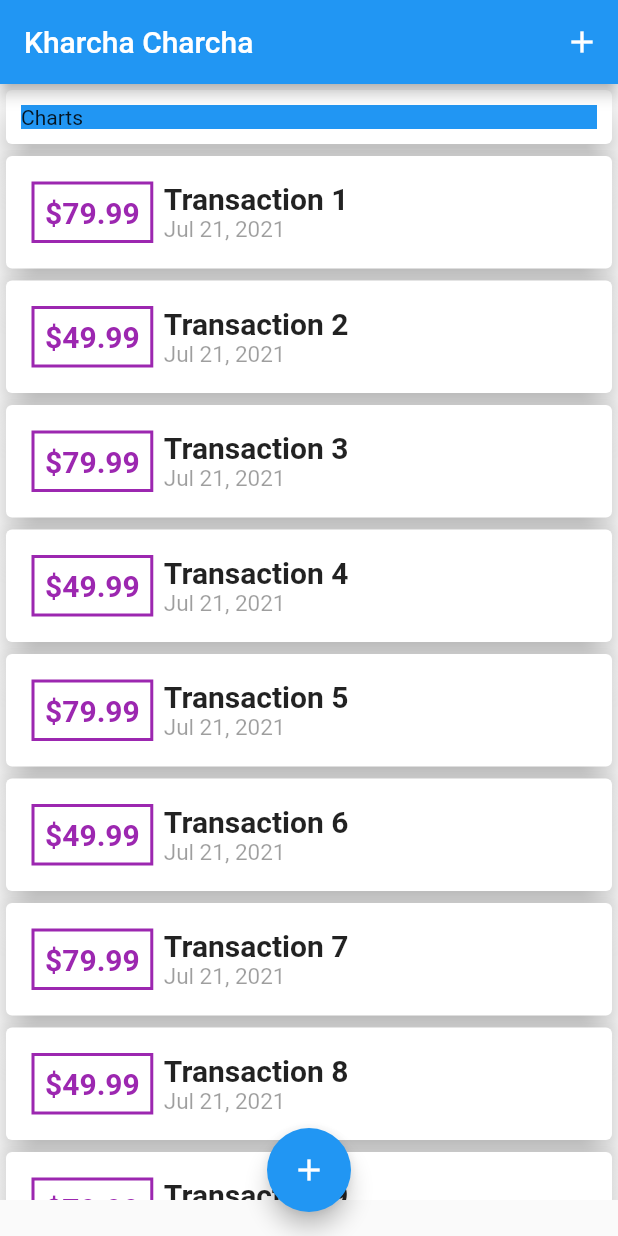
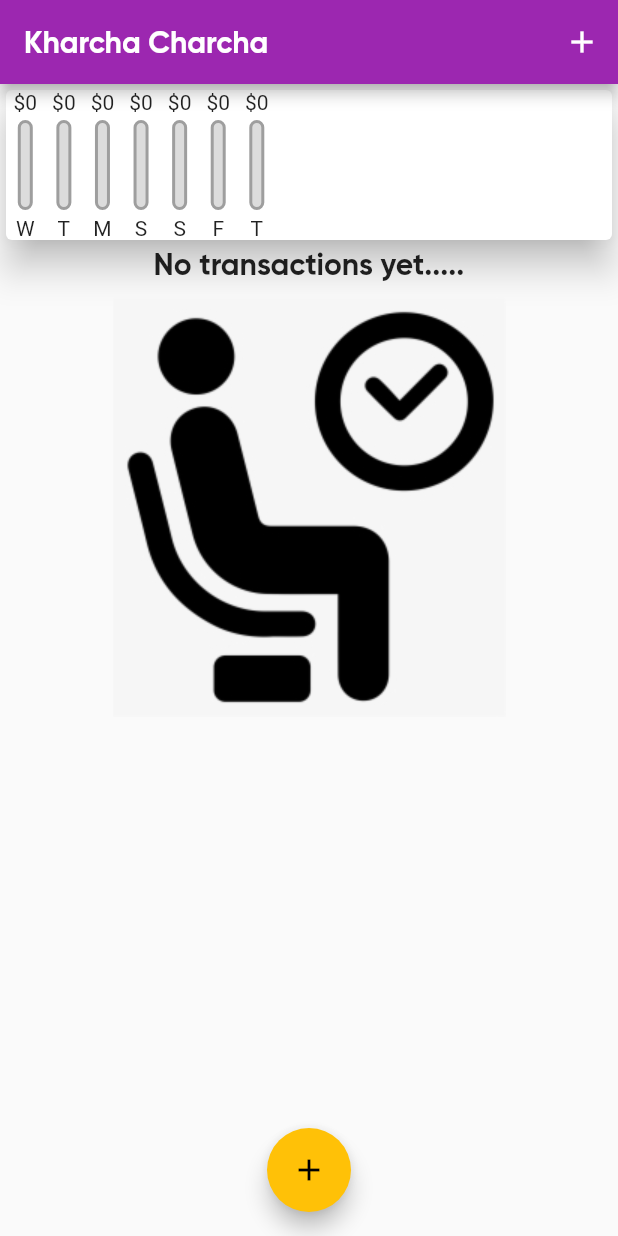
Before and after one commit to crew-guy/expense_planner, a Flutter app: the screen it shows after launch, on a phone screen of 412 x 824 dp. Run offline on Flutter 3.47's test engine with Material 2 defaults, Android fonts, the phone set to English and light mode, and no system bars.

Commit message:
working chart bars

```diff
--- a/lib/main.dart
+++ b/lib/main.dart
@@ -1,4 +1,5 @@
-import 'package:expense_planner/transaction.dart';
+import 'package:expense_planner/models/transaction.dart';
+import 'package:expense_planner/widgets/chart.dart';
 import 'package:expense_planner/widgets/new_transaction.dart';
 import 'package:expense_planner/widgets/transaction_list.dart';
 import 'package:flutter/material.dart';
@@ -13,7 +14,19 @@ class MyApp extends StatelessWidget {
     return MaterialApp(
       title: 'Expense Tracker',
       theme: ThemeData(
-        primarySwatch: Colors.blue,
+        primarySwatch: Colors.purple,
+        accentColor: Colors.amber,
+        fontFamily: 'Circular-Std-Book',
+        textTheme: ThemeData.light()
+            .textTheme
+            .copyWith(title: TextStyle(fontFamily: 'Gilroy', fontSize: 20)),
+        appBarTheme: AppBarTheme(
+            textTheme: ThemeData.light().textTheme.copyWith(
+                  title: TextStyle(
+                    fontFamily: 'Gilroy',
+                    fontSize: 20,
+                  ),
+                )),
       ),
       home: MyHomePage(),
     );
@@ -28,68 +41,14 @@ class MyHomePage extends StatefulWidget {
 }
 
 class _MyHomePageState extends State<MyHomePage> {
-  final List<Transaction> _userTransactions = [
-    Transaction(
-      id: '1',
-      title: 'Transaction 1',
-      amount: 79.99,
-      date: DateTime.now(),
-    ),
-    Transaction(
-      id: '2',
-      title: 'Transaction 2',
-      amount: 49.99,
-      date: DateTime.now(),
-    ),
-    Transaction(
-      id: '3',
-      title: 'Transaction 3',
-      amount: 79.99,
-      date: DateTime.now(),
-    ),
-    Transaction(
-      id: '4',
-      title: 'Transaction 4',
-      amount: 49.99,
-      date: DateTime.now(),
-    ),
-    Transaction(
-      id: '5',
-      title: 'Transaction 5',
-      amount: 79.99,
-      date: DateTime.now(),
-    ),
-    Transaction(
-      id: '6',
-      title: 'Transaction 6',
-      amount: 49.99,
-      date: DateTime.now(),
-    ),
-    Transaction(
-      id: '7',
-      title: 'Transaction 7',
-      amount: 79.99,
-      date: DateTime.now(),
-    ),
-    Transaction(
-      id: '8',
-      title: 'Transaction 8',
-      amount: 49.99,
-      date: DateTime.now(),
-    ),
-    Transaction(
-      id: '9',
-      title: 'Transaction 9',
-      amount: 79.99,
-      date: DateTime.now(),
-    ),
-    Transaction(
-      id: '10',
-      title: 'Transaction 10',
-      amount: 49.99,
-      date: DateTime.now(),
-    ),
-  ];
+  final List<Transaction> _userTransactions = [];
+
+  List<Transaction> get _recentTransactions {
+    return _userTransactions.where((tx) {
+      return tx.date.isAfter(DateTime.now().subtract(Duration(days: 7)));
+    }).toList();
+  }
+
   void _addNewTransaction(String txTitle, double txAmount) {
     final newTx = Transaction(
       id: DateTime.now().toString(),
@@ -119,7 +78,10 @@ class _MyHomePageState extends State<MyHomePage> {
   Widget build(BuildContext context) {
     return Scaffold(
       appBar: AppBar(
-        title: Text('Kharcha Charcha'),
+        title: Text(
+          'Kharcha Charcha',
+          style: TextStyle(fontFamily: 'Gilroy'),
+        ),
         actions: <Widget>[
           IconButton(
             icon: Icon(Icons.add),
@@ -130,17 +92,9 @@ class _MyHomePageState extends State<MyHomePage> {
       body: SingleChildScrollView(
         child: Column(
           mainAxisAlignment: MainAxisAlignment.center,
-          crossAxisAlignment: CrossAxisAlignment.end,
+          crossAxisAlignment: CrossAxisAlignment.center,
           children: <Widget>[
-            Card(
-              child: Container(
-                margin: EdgeInsets.all(10),
-                width: double.infinity,
-                color: Colors.blue,
-                child: Text('Charts'),
-              ),
-              elevation: 10,
-            ),
+            Chart(this._userTransactions),
             Column(
               children: <Widget>[
                 TransactionList(this._userTransactions),
--- /dev/null
+++ b/lib/widgets/chart.dart
@@ -0,0 +1,58 @@
+import 'package:expense_planner/widgets/chart_bar.dart';
+import 'package:flutter/material.dart';
+import 'package:intl/intl.dart';
+import '../models/transaction.dart';
+
+class Chart extends StatelessWidget {
+  final List<Transaction> recentTransactions;
+
+  Chart(this.recentTransactions);
+
+  List<Map<String, Object>> get groupedTransactionValues {
+    return List.generate(7, (index) {
+      final weekDay = DateTime.now().subtract(Duration(days: index));
+
+      double totalSum = 0;
+
+      for (var i = 0; i < recentTransactions.length; i++) {
+        if (recentTransactions[i].date.day == weekDay.day &&
+            recentTransactions[i].date.month == weekDay.month &&
+            recentTransactions[i].date.year == weekDay.year) {
+          totalSum += recentTransactions[i].amount;
+        }
+      }
+
+      return {
+        'day': DateFormat.E().format(weekDay).substring(0, 1),
+        'amount': totalSum
+      };
+    });
+  }
+
+  double get totalSpending {
+    return groupedTransactionValues.fold(0.0, (sum, item) {
+      return sum + (item['amount'] as double);
+    });
+  }
+
+  @override
+  Widget build(BuildContext context) {
+    print(groupedTransactionValues);
+    return Card(
+      elevation: 10,
+      child: Row(
+          children: groupedTransactionValues.map((data) {
+        return Column(
+          children: [
+            ChartBar(
+                data['day'] as String,
+                (data['amount'] as double),
+                totalSpending == 0.0
+                    ? 0.0
+                    : (data['amount'] as double) / totalSpending),
+          ],
+        );
+      }).toList()),
+    );
+  }
+}
--- /dev/null
+++ b/lib/widgets/chart_bar.dart
@@ -0,0 +1,44 @@
+import 'package:flutter/material.dart';
+
+class ChartBar extends StatelessWidget {
+  final String label;
+  final double spendingAmount;
+  final double spendingPctOfTotal;
+
+  ChartBar(this.label, this.spendingAmount, this.spendingPctOfTotal);
+
+  @override
+  Widget build(BuildContext context) {
+    return Container(
+      padding: EdgeInsets.fromLTRB(5, 0, 5, 0),
+      child: Column(children: [
+        Text('\$${spendingAmount.toStringAsFixed(0)}'),
+        SizedBox(height: 4),
+        Container(
+          height: 60,
+          width: 10,
+          child: Stack(children: [
+            Container(
+              decoration: BoxDecoration(
+                  color: Color.fromRGBO(220, 220, 220, 1),
+                  border: Border.all(color: Colors.grey, width: 2),
+                  borderRadius: BorderRadius.circular(10)),
+            ),
+            FractionallySizedBox(
+              heightFactor: this.spendingPctOfTotal,
+              child: Container(
+                decoration: BoxDecoration(
+                    color: Theme.of(context).primaryColor,
+                    borderRadius: BorderRadius.circular(10)),
+              ),
+            )
+          ]),
+        ),
+        SizedBox(
+          height: 4,
+        ),
+        Text('${label}')
+      ]),
+    );
+  }
+}
--- a/lib/widgets/transaction_list.dart
+++ b/lib/widgets/transaction_list.dart
@@ -1,5 +1,5 @@
 import 'package:flutter/material.dart';
-import 'package:expense_planner/transaction.dart';
+import 'package:expense_planner/models/transaction.dart';
 import 'package:intl/intl.dart';
 
 class TransactionList extends StatelessWidget {
@@ -10,7 +10,18 @@ class TransactionList extends StatelessWidget {
   Widget build(BuildContext context) {
     return Container(
       height: 700,
-      child: ListView.builder(
+      child: transactions.isEmpty
+          ? Column(
+              children: [
+                Text('No transactions yet.....',
+                    style: Theme.of(context).textTheme.title),
+                SizedBox(
+                  height: 10,
+                ),
+                Image.asset('assets/images/waiting.png')
+              ],
+            )
+          : ListView.builder(
               itemBuilder: (ctx, index) {
                 return Card(
                   elevation: 10,
@@ -37,13 +48,13 @@ class TransactionList extends StatelessWidget {
                           child: Column(
                             crossAxisAlignment: CrossAxisAlignment.start,
                             children: [
+                              Text(transactions[index].title.toString(),
+                                  // style: TextStyle(
+                                  //     fontSize: 20, fontWeight: FontWeight.bold),
+                                  style: Theme.of(context).textTheme.title),
                               Text(
-                          transactions[index].title.toString(),
-                          style: TextStyle(
-                              fontSize: 20, fontWeight: FontWeight.bold),
-                        ),
-                        Text(
-                          DateFormat.yMMMd().format(transactions[index].date),
+                                DateFormat.yMMMd()
+                                    .format(transactions[index].date),
                                 style: TextStyle(
                                   color: Colors.black38,
                                   fontSize: 15,
--- a/lib/widgets/user_transactions.dart
+++ b/lib/widgets/user_transactions.dart
@@ -1,95 +1,95 @@
-import 'package:expense_planner/transaction.dart';
-import 'package:expense_planner/widgets/new_transaction.dart';
-import 'package:expense_planner/widgets/transaction_list.dart';
-import 'package:flutter/material.dart';
+// import 'package:expense_planner/models/transaction.dart';
+// import 'package:expense_planner/widgets/new_transaction.dart';
+// import 'package:expense_planner/widgets/transaction_list.dart';
+// import 'package:flutter/material.dart';
 
-class UserTransactions extends StatefulWidget {
-  @override
-  _UserTransactionsState createState() => _UserTransactionsState();
-}
+// class UserTransactions extends StatefulWidget {
+//   @override
+//   _UserTransactionsState createState() => _UserTransactionsState();
+// }
 
-class _UserTransactionsState extends State<UserTransactions> {
-  final List<Transaction> _userTransactions = [
-    Transaction(
-      id: '1',
-      title: 'Transaction 1',
-      amount: 79.99,
-      date: DateTime.now(),
-    ),
-    Transaction(
-      id: '2',
-      title: 'Transaction 2',
-      amount: 49.99,
-      date: DateTime.now(),
-    ),
-    Transaction(
-      id: '3',
-      title: 'Transaction 3',
-      amount: 79.99,
-      date: DateTime.now(),
-    ),
-    Transaction(
-      id: '4',
-      title: 'Transaction 4',
-      amount: 49.99,
-      date: DateTime.now(),
-    ),
-    Transaction(
-      id: '5',
-      title: 'Transaction 5',
-      amount: 79.99,
-      date: DateTime.now(),
-    ),
-    Transaction(
-      id: '6',
-      title: 'Transaction 6',
-      amount: 49.99,
-      date: DateTime.now(),
-    ),
-    Transaction(
-      id: '7',
-      title: 'Transaction 7',
-      amount: 79.99,
-      date: DateTime.now(),
-    ),
-    Transaction(
-      id: '8',
-      title: 'Transaction 8',
-      amount: 49.99,
-      date: DateTime.now(),
-    ),
-    Transaction(
-      id: '9',
-      title: 'Transaction 9',
-      amount: 79.99,
-      date: DateTime.now(),
-    ),
-    Transaction(
-      id: '10',
-      title: 'Transaction 10',
-      amount: 49.99,
-      date: DateTime.now(),
-    ),
-  ];
-  void _addNewTransaction(String txTitle, double txAmount) {
-    final newTx = Transaction(
-      id: DateTime.now().toString(),
-      title: txTitle,
-      amount: txAmount,
-      date: DateTime.now(),
-    );
-    setState(() {
-      _userTransactions.add(newTx);
-    });
-  }
+// class _UserTransactionsState extends State<UserTransactions> {
+//   final List<Transaction> _userTransactions = [
+//     Transaction(
+//       id: '1',
+//       title: 'Transaction 1',
+//       amount: 79.99,
+//       date: DateTime.now(),
+//     ),
+//     Transaction(
+//       id: '2',
+//       title: 'Transaction 2',
+//       amount: 49.99,
+//       date: DateTime.now(),
+//     ),
+//     Transaction(
+//       id: '3',
+//       title: 'Transaction 3',
+//       amount: 79.99,
+//       date: DateTime.now(),
+//     ),
+//     Transaction(
+//       id: '4',
+//       title: 'Transaction 4',
+//       amount: 49.99,
+//       date: DateTime.now(),
+//     ),
+//     Transaction(
+//       id: '5',
+//       title: 'Transaction 5',
+//       amount: 79.99,
+//       date: DateTime.now(),
+//     ),
+//     Transaction(
+//       id: '6',
+//       title: 'Transaction 6',
+//       amount: 49.99,
+//       date: DateTime.now(),
+//     ),
+//     Transaction(
+//       id: '7',
+//       title: 'Transaction 7',
+//       amount: 79.99,
+//       date: DateTime.now(),
+//     ),
+//     Transaction(
+//       id: '8',
+//       title: 'Transaction 8',
+//       amount: 49.99,
+//       date: DateTime.now(),
+//     ),
+//     Transaction(
+//       id: '9',
+//       title: 'Transaction 9',
+//       amount: 79.99,
+//       date: DateTime.now(),
+//     ),
+//     Transaction(
+//       id: '10',
+//       title: 'Transaction 10',
+//       amount: 49.99,
+//       date: DateTime.now(),
+//     ),
+//   ];
+//   void _addNewTransaction(String txTitle, double txAmount) {
+//     final newTx = Transaction(
+//       id: DateTime.now().toString(),
+//       title: txTitle,
+//       amount: txAmount,
+//       date: DateTime.now(),
+//     );
+//     setState(() {
+//       _userTransactions.add(newTx);
+//     });
+//   }
 
-  @override
-  Widget build(BuildContext context) {
-    return Column(
-      children: <Widget>[
-        NewTransaction(_addNewTransaction),
-        TransactionList(this._userTransactions),
-      ],
-    );
-  }
-}
+//   @override
+//   Widget build(BuildContext context) {
+//     return Column(
+//       children: <Widget>[
+//         NewTransaction(_addNewTransaction),
+//         TransactionList(this._userTransactions),
+//       ],
+//     );
+//   }
+// }
```
Also changed, not shown: pubspec.yaml (+11 -13 lines), assets/fonts/Circular-Std-Black.ttf (added), assets/fonts/Circular-Std-Bold-Italic.ttf (added), assets/fonts/Circular-Std-Bold.ttf (added), assets/fonts/Circular-Std-Book.ttf (added), assets/fonts/Circular-Std-Medium.ttf (added), assets/fonts/Gilroy-Bold.ttf (added), assets/images/waiting.png (added), lib/models/transaction.dart (renamed from lib/transaction.dart), 1 other file. Lines whose indentation alone changed are shown as unchanged.
